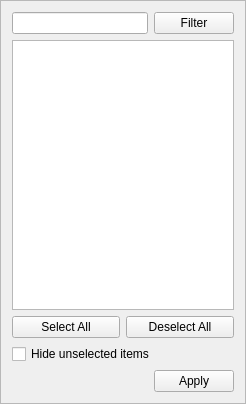
Before: the Qt Designer form src/gdxviewer/columnfilterframe.ui in GAMS-dev/studio, drawn with Qt 5.
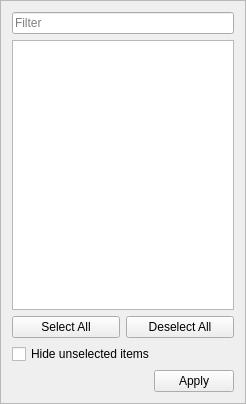
After: the same form once the commit is applied.

Commit message: filter labels dynamically and remove button

```diff
--- a/src/gdxviewer/columnfilterframe.ui
+++ b/src/gdxviewer/columnfilterframe.ui
@@ -21,18 +21,14 @@
   </property>
   <layout class="QVBoxLayout" name="verticalLayout">
    <item>
-    <layout class="QHBoxLayout" name="horizontalLayout">
-     <item>
-      <widget class="QLineEdit" name="leSearch"/>
-     </item>
-     <item>
-      <widget class="QPushButton" name="pbFilter">
-       <property name="text">
+    <widget class="QLineEdit" name="leSearch">
+     <property name="inputMask">
+      <string/>
+     </property>
+     <property name="placeholderText">
         <string>Filter</string>
        </property>
       </widget>
-     </item>
-    </layout>
    </item>
    <item>
     <widget class="QListView" name="lvLabels">
```
Lines whose indentation alone changed are shown as unchanged. The commit also changes 1 other file.
